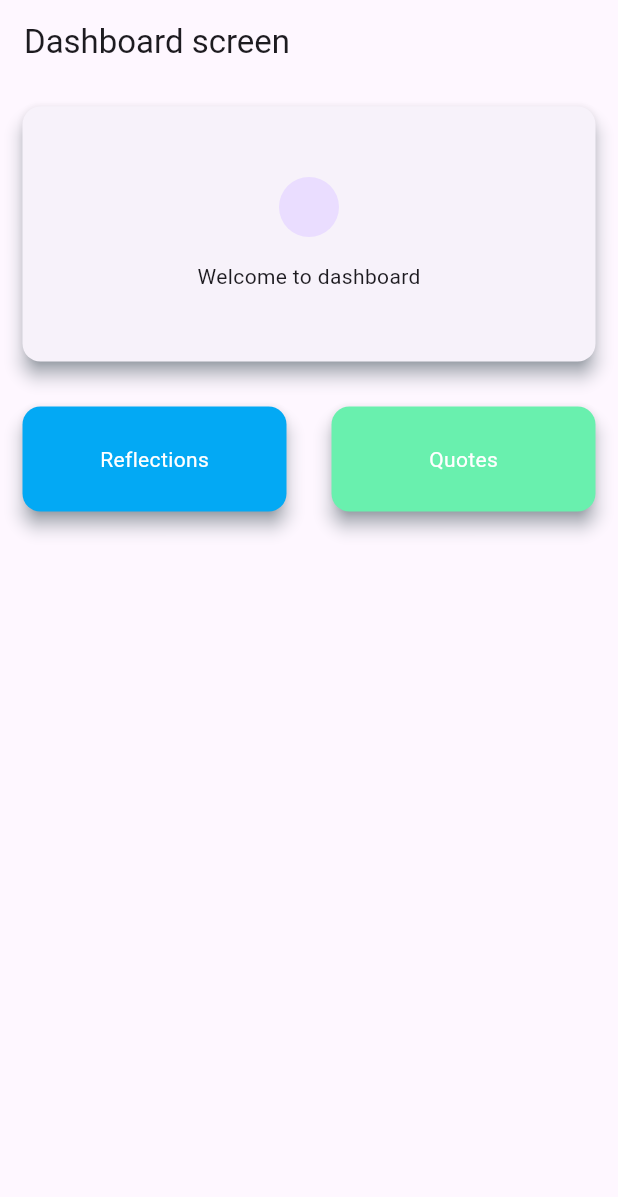
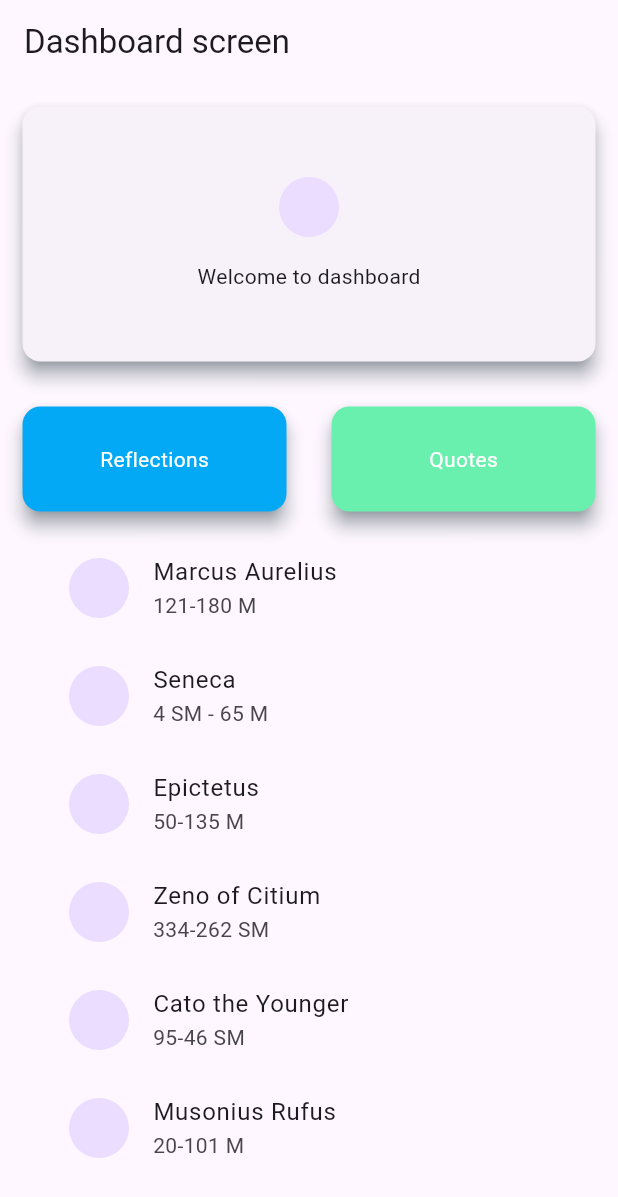
Before and after one commit to Ryuuutaaa/daily-stoic-mobile, a Flutter app: the screen it shows after launch, on a phone screen of 412 x 824 dp. Shown: the top 1197 px of the screen. Run offline on Flutter 3.47's test engine with Material 3 defaults, Android fonts, the phone set to English and light mode, and no system bars.

Commit message:
Refactor Filsuf data structure and update DashboardView to display Filsuf list

```diff
--- a/assets/datas/filsuf.json
+++ b/assets/datas/filsuf.json
@@ -1,5 +1,4 @@
-{
-  "filsuf_stoic": [
+[
   {
     "id": 1,
     "nama": "Marcus Aurelius",
@@ -43,4 +42,3 @@
     "status": "Guru Stoic"
   }
 ]
-}
--- a/lib/views/home/dashboard_view.dart
+++ b/lib/views/home/dashboard_view.dart
@@ -1,9 +1,13 @@
 import 'package:flutter/material.dart';
+import 'package:stoicism/controllers/filsuf_controller.dart';
+import 'package:stoicism/models/filsuf.dart';
 import 'package:stoicism/views/qoutes_view.dart';
 import 'package:stoicism/views/reflection_view.dart';
 
 class DashboardView extends StatelessWidget {
-  const DashboardView({super.key});
+  DashboardView({super.key});
+
+  final FilsufController _controller = FilsufController();
 
   @override
   Widget build(BuildContext context) {
@@ -11,7 +15,19 @@ class DashboardView extends StatelessWidget {
       appBar: AppBar(
         title: Text("Dashboard screen"),
       ),
-      body: Column(
+      body: FutureBuilder<List<Filsuf>>(
+        future: _controller.getFilsuf(),
+        builder: (context, snapshot) {
+          if (snapshot.connectionState == ConnectionState.waiting) {
+            return const Center(child: CircularProgressIndicator());
+          }
+          if (snapshot.hasError) {
+            return Center(child: Text('Error: ${snapshot.error}'));
+          }
+          if (!snapshot.hasData || snapshot.data!.isEmpty) {
+            return const Center(child: Text('No data available'));
+          }
+          return Column(
             children: [
               Container(
                 height: 200,
@@ -90,14 +106,27 @@ class DashboardView extends StatelessWidget {
                       ),
                     ),
                   ),
-              // ListView.builder(
-              //   itemBuilder: ,
-              //   itemCount: ,
-
-              // )
                 ],
-          )
+              ),
+              Expanded(
+                child: Container(
+                  margin: EdgeInsets.symmetric(horizontal: 30),
+                  child: ListView.builder(
+                    itemCount: snapshot.data!.length,
+                    itemBuilder: (context, index) {
+                      final filsuf = snapshot.data![index];
+                      return ListTile(
+                        title: Text(filsuf.nama),
+                        leading: const CircleAvatar(),
+                        subtitle: Text(filsuf.tahun),
+                      );
+                    },
+                  ),
+                ),
+              ),
             ],
+          );
+        },
       ),
     );
   }
--- a/pubspec.yaml
+++ b/pubspec.yaml
@@ -62,6 +62,8 @@ flutter:
     - assets/datas/quotes.json
     - assets/datas/exercises.json
     - assets/datas/reflections.json
+    - assets/datas/filsuf.json
+
 
   # An image asset can refer to one or more resolution-specific "variants", see
   # https://flutter.dev/to/resolution-aware-images
```
Lines whose indentation alone changed are shown as unchanged.
